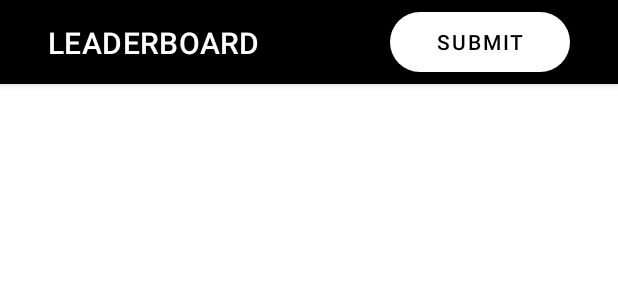
After one commit to mostafa07/gads-leaderboard-android-app, an Android app: the layout leaderboard_toolbar.xml on its own in the app's theme, with its tools: preview values and no code run, on a phone screen of 412 x 824 dp. The commit adds this screen. Shown: the top 300 px of the screen. Run offline under Robolectric (Android 15) with nearby library versions, the phone set to English and light mode, and no system bars.

Commit message:
feat: added toolbar for leaderboard activity

```diff
--- /dev/null
+++ b/app/src/main/res/drawable/background_white_round_corners.xml
@@ -0,0 +1,13 @@
+<?xml version="1.0" encoding="UTF-8"?>
+<shape xmlns:android="http://schemas.android.com/apk/res/android">
+
+    <solid android:color="@android:color/white" />
+
+    <corners android:radius="64dp" />
+
+    <padding
+        android:bottom="0dp"
+        android:left="0dp"
+        android:right="0dp"
+        android:top="0dp" />
+</shape>
--- a/app/src/main/res/layout/activity_leaderboard.xml
+++ b/app/src/main/res/layout/activity_leaderboard.xml
@@ -15,13 +15,20 @@
         android:layout_height="match_parent"
         tools:context=".ui.activity.LeaderboardActivity">
 
+        <include
+            layout="@layout/leaderboard_toolbar"
+            app:layout_constraintEnd_toEndOf="parent"
+            app:layout_constraintStart_toStartOf="parent"
+            app:layout_constraintTop_toTopOf="parent" />
+
         <com.google.android.material.tabs.TabLayout
             android:id="@+id/tab_layout"
+            style="@style/Widget.MaterialComponents.TabLayout.Colored"
             android:layout_width="0dp"
             android:layout_height="wrap_content"
             app:layout_constraintEnd_toEndOf="parent"
             app:layout_constraintStart_toStartOf="parent"
-            app:layout_constraintTop_toTopOf="parent"
+            app:layout_constraintTop_toBottomOf="@id/app_bar_layout"
             app:tabGravity="center"
             app:tabMode="auto" />
 
--- /dev/null
+++ b/app/src/main/res/layout/leaderboard_toolbar.xml
@@ -0,0 +1,73 @@
+<?xml version="1.0" encoding="utf-8"?>
+<layout xmlns:android="http://schemas.android.com/apk/res/android"
+    xmlns:app="http://schemas.android.com/apk/res-auto"
+    xmlns:tools="http://schemas.android.com/tools">
+
+    <com.google.android.material.appbar.AppBarLayout
+        android:id="@+id/app_bar_layout"
+        android:layout_width="match_parent"
+        android:layout_height="?attr/actionBarSize"
+        app:layout_constraintEnd_toEndOf="parent"
+        app:layout_constraintStart_toStartOf="parent"
+        app:layout_constraintTop_toTopOf="parent"
+        tools:showIn="@layout/activity_leaderboard">
+
+        <com.google.android.material.appbar.MaterialToolbar
+            android:id="@+id/toolbar"
+            style="@style/Widget.MaterialComponents.Toolbar.Primary"
+            android:layout_width="match_parent"
+            android:layout_height="?attr/actionBarSize">
+
+            <androidx.constraintlayout.widget.ConstraintLayout
+                android:layout_width="match_parent"
+                android:layout_height="match_parent"
+                android:background="@android:color/transparent">
+
+                <com.google.android.material.textview.MaterialTextView
+                    android:id="@+id/materialTextView2"
+                    style="@style/Widget.MaterialComponents.TextView"
+                    android:layout_width="wrap_content"
+                    android:layout_height="wrap_content"
+                    android:layout_marginStart="16dp"
+                    android:layout_marginLeft="16dp"
+                    android:text="@string/leaderboard"
+                    android:textAllCaps="true"
+                    android:textAppearance="@style/TextAppearance.MaterialComponents.Headline6"
+                    android:textColor="@android:color/white"
+                    app:layout_constraintBottom_toBottomOf="parent"
+                    app:layout_constraintStart_toStartOf="parent"
+                    app:layout_constraintTop_toTopOf="parent" />
+
+                <androidx.constraintlayout.widget.ConstraintLayout
+                    android:layout_width="wrap_content"
+                    android:layout_height="match_parent"
+                    android:layout_marginTop="8dp"
+                    android:layout_marginEnd="32dp"
+                    android:layout_marginRight="32dp"
+                    android:layout_marginBottom="8dp"
+                    android:background="@drawable/background_white_round_corners"
+                    android:paddingStart="16dp"
+                    android:paddingEnd="16dp"
+                    app:layout_constraintBottom_toBottomOf="parent"
+                    app:layout_constraintEnd_toEndOf="parent"
+                    app:layout_constraintHorizontal_bias="1.0"
+                    app:layout_constraintStart_toEndOf="@+id/materialTextView2"
+                    app:layout_constraintTop_toTopOf="parent">
+
+                    <com.google.android.material.button.MaterialButton
+                        android:id="@+id/submit_button"
+                        style="@style/Widget.MaterialComponents.Button.TextButton"
+                        android:layout_width="match_parent"
+                        android:layout_height="match_parent"
+                        android:text="@string/submit"
+                        android:textColor="@android:color/black"
+                        app:layout_constraintBottom_toBottomOf="parent"
+                        app:layout_constraintEnd_toEndOf="parent"
+                        app:layout_constraintStart_toStartOf="parent"
+                        app:layout_constraintTop_toTopOf="parent" />
+
+                </androidx.constraintlayout.widget.ConstraintLayout>
+            </androidx.constraintlayout.widget.ConstraintLayout>
+        </com.google.android.material.appbar.MaterialToolbar>
+    </com.google.android.material.appbar.AppBarLayout>
+</layout>
--- /dev/null
+++ b/app/src/main/res/menu/leaderboard_menu.xml
@@ -0,0 +1,11 @@
+<?xml version="1.0" encoding="utf-8"?>
+<menu xmlns:android="http://schemas.android.com/apk/res/android"
+    xmlns:app="http://schemas.android.com/apk/res-auto">
+
+    <item
+        android:id="@+id/share"
+        android:contentDescription="@string/submit"
+        android:title="@string/submit"
+        app:showAsAction="withText" />
+
+</menu>
--- a/app/src/main/res/values/strings.xml
+++ b/app/src/main/res/values/strings.xml
@@ -1,9 +1,11 @@
 <resources>
     <string name="app_name">GADS Leaderboard</string>
+    <string name="leaderboard">Leaderboard</string>
 
     <string name="submission_successful">Submission Successful</string>
     <string name="submission_not_successful">Submission not Successful</string>
     <string name="are_you_sure_prompt">Are you sure?</string>
+    <string name="submit">Submit</string>
 
     <string name="yes">Yes</string>
 
```
